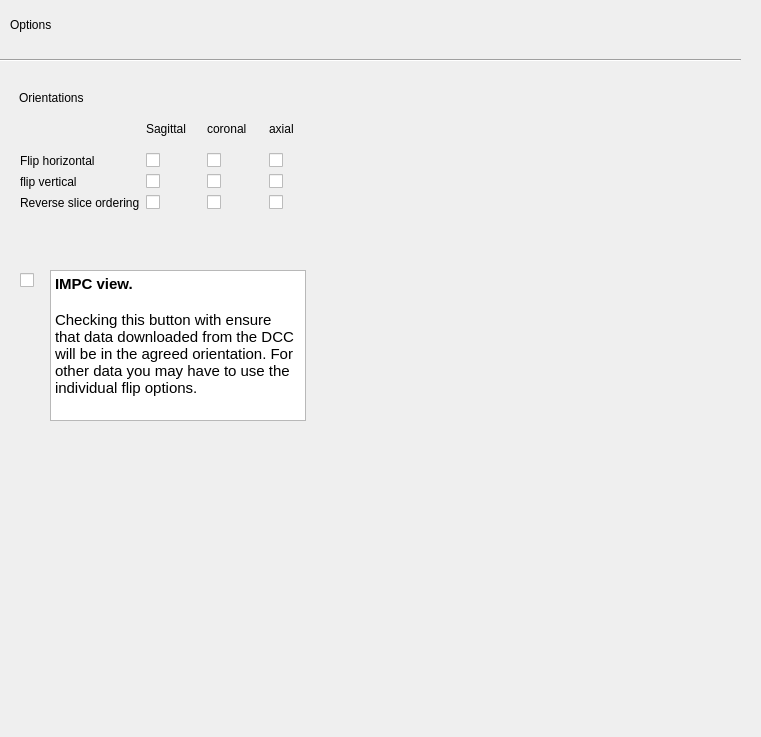
Before: the Qt Designer form vpv/ui/views/ui_options_tab.ui in VCCRI/vpv, drawn with Qt 5.
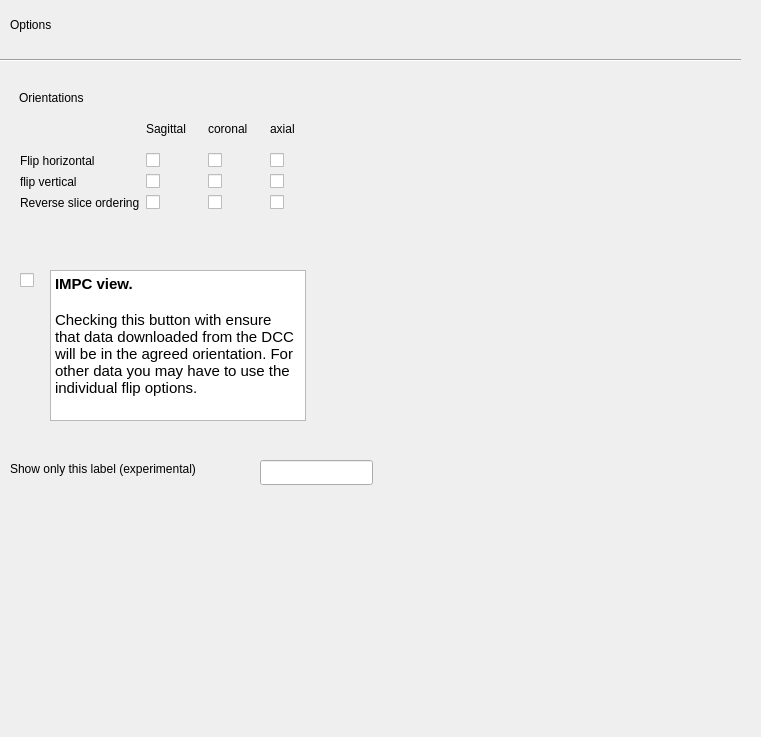
After: the same form once the commit is applied.

Commit message: Added label filter (experimental)

```diff
--- a/vpv/ui/views/ui_options_tab.ui
+++ b/vpv/ui/views/ui_options_tab.ui
@@ -79,7 +79,7 @@
      <rect>
       <x>10</x>
       <y>30</y>
-      <width>304</width>
+      <width>306</width>
       <height>100</height>
      </rect>
     </property>
@@ -224,6 +224,29 @@
 &lt;p style=&quot; margin-top:0px; margin-bottom:0px; margin-left:0px; margin-right:0px; -qt-block-indent:0; text-indent:0px;&quot;&gt;Checking this button with ensure that data downloaded from the DCC will be in the agreed orientation. For other data you may have to use the individual flip options.&lt;/p&gt;&lt;/body&gt;&lt;/html&gt;</string>
    </property>
   </widget>
+  <widget class="QLineEdit" name="lineEditShowLabel">
+   <property name="geometry">
+    <rect>
+     <x>260</x>
+     <y>460</y>
+     <width>113</width>
+     <height>25</height>
+    </rect>
+   </property>
+  </widget>
+  <widget class="QLabel" name="label_9">
+   <property name="geometry">
+    <rect>
+     <x>10</x>
+     <y>460</y>
+     <width>241</width>
+     <height>17</height>
+    </rect>
+   </property>
+   <property name="text">
+    <string>Show only this label (experimental)</string>
+   </property>
+  </widget>
  </widget>
  <resources>
   <include location="../resources.qrc"/>
```
Left out of the diff: 4 changed lines with no effect on the pictures. The commit also changes 5 other files.
